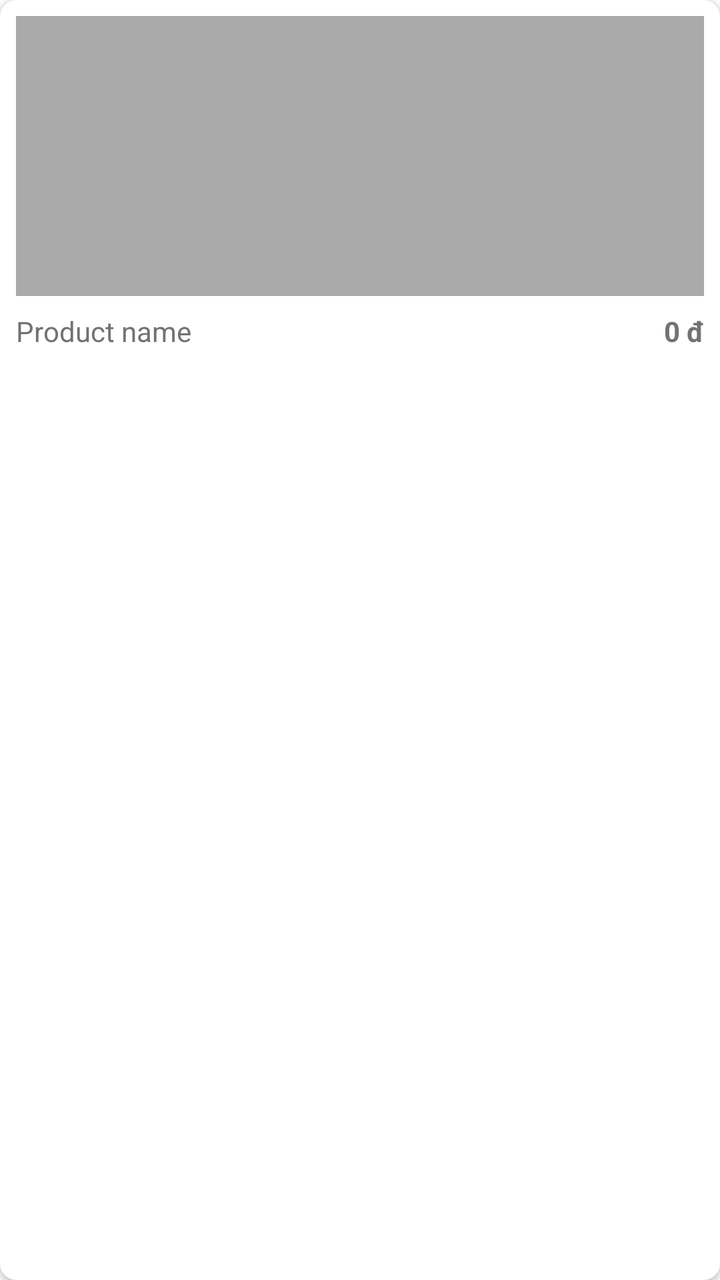
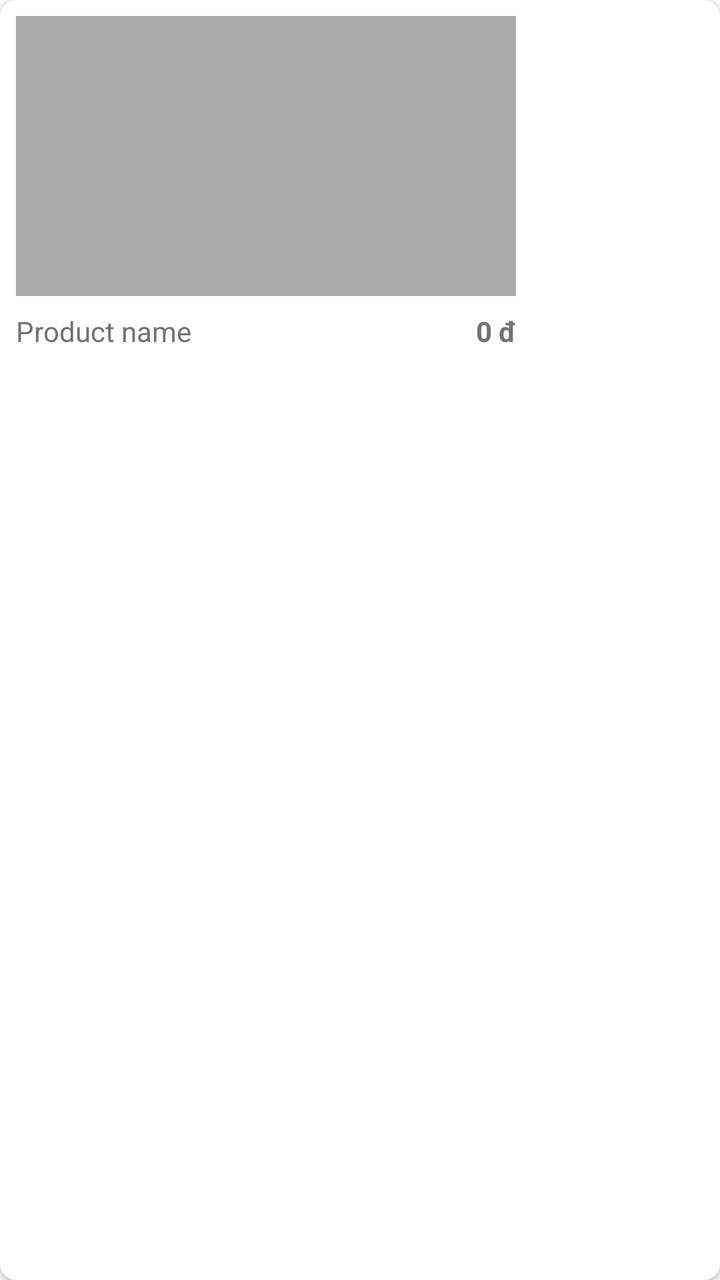

Screens rendered from an Android XML layout before and after an edit, with the pre-edit source and the edit as a unified diff.
<!-- AndroidManifest.xml: application theme Theme.NoStatusBar -->
<!-- res/layout/item_product.xml -->
<?xml version="1.0" encoding="utf-8"?>
<androidx.cardview.widget.CardView xmlns:android="http://schemas.android.com/apk/res/android"
    xmlns:app="http://schemas.android.com/apk/res-auto"
    android:layout_width="match_parent"
    android:layout_height="wrap_content"
    android:layout_margin="8dp"
    app:cardCornerRadius="8dp">

    <androidx.constraintlayout.widget.ConstraintLayout
        android:layout_width="match_parent"
        android:layout_height="wrap_content"
        android:padding="8dp">

        <ImageView
            android:id="@+id/img_product"
            android:layout_width="match_parent"
            android:layout_height="140dp"
            android:background="@android:color/darker_gray"
            android:contentDescription="product"
            android:scaleType="centerCrop"
            app:layout_constraintStart_toStartOf="parent"
            app:layout_constraintTop_toTopOf="parent" />

        <TextView
            android:id="@+id/tv_product_name"
            android:layout_width="0dp"
            android:layout_height="wrap_content"
            android:layout_below="@id/img_product"
            android:layout_marginTop="8dp"
            android:layout_marginEnd="10dp"
            android:text="Product name"
            android:textColor="@color/gray_neutral_4"
            app:layout_constraintEnd_toStartOf="@+id/tv_price"
            app:layout_constraintStart_toStartOf="parent"
            app:layout_constraintTop_toBottomOf="@+id/img_product" />

        <TextView
            android:id="@+id/tv_price"
            android:layout_width="wrap_content"
            android:layout_height="wrap_content"
            android:text="0 đ"
            android:textColor="@color/gray_neutral_4"
            android:textStyle="bold"
            app:layout_constraintEnd_toEndOf="parent"
            app:layout_constraintTop_toTopOf="@+id/tv_product_name" />

    </androidx.constraintlayout.widget.ConstraintLayout>

</androidx.cardview.widget.CardView>
<!-- resources referenced by this layout -->
<resources>
  <color name="gray_neutral_4">#727272</color>
  <style name="Theme.NoStatusBar" parent="Theme.AppCompat.Light.NoActionBar">
          <item name="android:windowFullscreen">false</item>
          <item name="android:statusBarColor">@color/white</item>
          <item name="android:windowLightStatusBar">true</item> 
          <item name="android:windowBackground">@color/white</item>
      </style>
  <color name="white">#FFFFFFFF</color>
</resources>

<!-- the commit's change to res/layout/item_product.xml (unified diff, before → after) -->
@@ -7,13 +7,13 @@
     app:cardCornerRadius="8dp">
 
     <androidx.constraintlayout.widget.ConstraintLayout
-        android:layout_width="match_parent"
+        android:layout_width="wrap_content"
         android:layout_height="wrap_content"
         android:padding="8dp">
 
         <ImageView
             android:id="@+id/img_product"
-            android:layout_width="match_parent"
+            android:layout_width="250dp"
             android:layout_height="140dp"
             android:background="@android:color/darker_gray"
             android:contentDescription="product"
